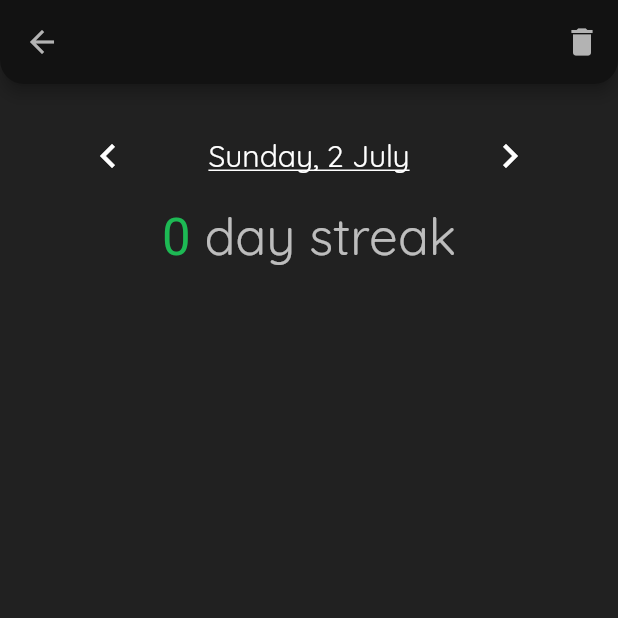
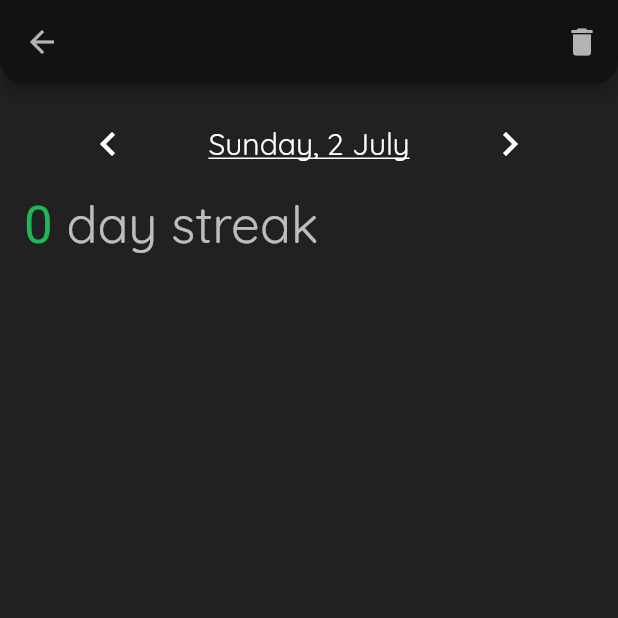
Before and after one commit to valivia/TodoApp, a Flutter app: the TaskView screen opened directly with empty values, after a tap on the "chevron left" icon, on a phone screen of 412 x 824 dp, the top half of it. Run offline on Flutter 3.47's test engine with Material 2 defaults, Android fonts, the phone set to English and light mode, and no system bars; our stand-ins replace pedometer, permission_handler, sqflite; accounts and stored records are empty.

Commit message:
⚒️ Page padding component

```diff
--- a/lib/util.dart
+++ b/lib/util.dart
@@ -5,3 +5,8 @@ const rounded = RoundedRectangleBorder(
     bottom: Radius.circular(16.0),
   ),
 );
+
+const pagePadding = EdgeInsets.symmetric(
+  horizontal: 16.0,
+  vertical: 8.0,
+);
--- a/lib/views/create.dart
+++ b/lib/views/create.dart
@@ -71,7 +71,6 @@ class CreateTaskForm extends StatelessWidget {
           ),
           const SizedBox(height: padding),
           // Frequency
-          const SizedBox(height: padding),
           TextFormField(
             controller: frequencyController,
             validator: (value) =>
@@ -132,7 +131,7 @@ class CreateTaskView extends StatelessWidget {
         shape: rounded,
       ),
       body: const Padding(
-        padding: EdgeInsets.all(16.0),
+        padding: pagePadding,
         child: CreateTaskForm(),
       ),
     );
--- a/lib/views/home.dart
+++ b/lib/views/home.dart
@@ -43,7 +43,7 @@ class HomeView extends StatelessWidget {
           ],
         ),
         body: ListView(
-          padding: const EdgeInsets.all(16.0),
+          padding: pagePadding,
           shrinkWrap: true,
           children: const [
             DateSelector(),
--- a/lib/views/settings.dart
+++ b/lib/views/settings.dart
@@ -22,7 +22,7 @@ class SettingsView extends StatelessWidget {
     return Scaffold(
       appBar: AppBar(shape: rounded),
       body: Padding(
-          padding: EdgeInsets.all(16.0),
+          padding: pagePadding,
           child: Form(
             key: formKey,
             child: Column(
--- a/lib/views/task.dart
+++ b/lib/views/task.dart
@@ -52,15 +52,12 @@ class TaskView extends StatelessWidget {
             ),
           ],
         ),
-        body: Padding(
-          padding: const EdgeInsets.all(16.0),
-          child: Column(
-            crossAxisAlignment: CrossAxisAlignment.center,
-            children: <Widget>[
-              const DateSelector(),
-              streakText,
-            ],
-          ),
+        body: ListView(
+          padding: pagePadding,
+          children: [
+            const DateSelector(),
+            streakText,
+          ],
         ),
       ),
     );
```
